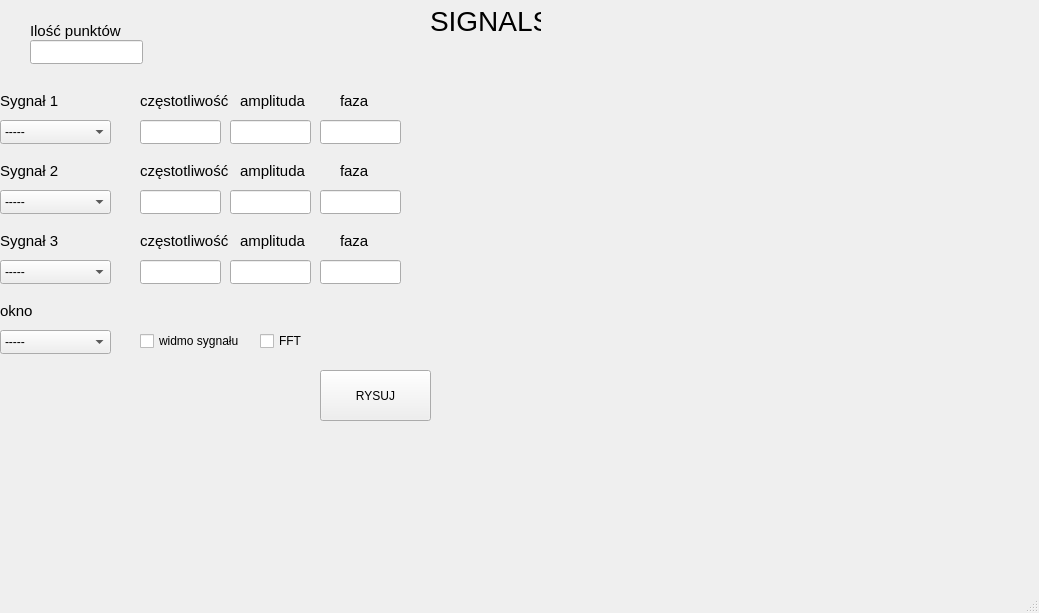
Old version of the form generatesignal.ui in the repository jakobek09/Signals.
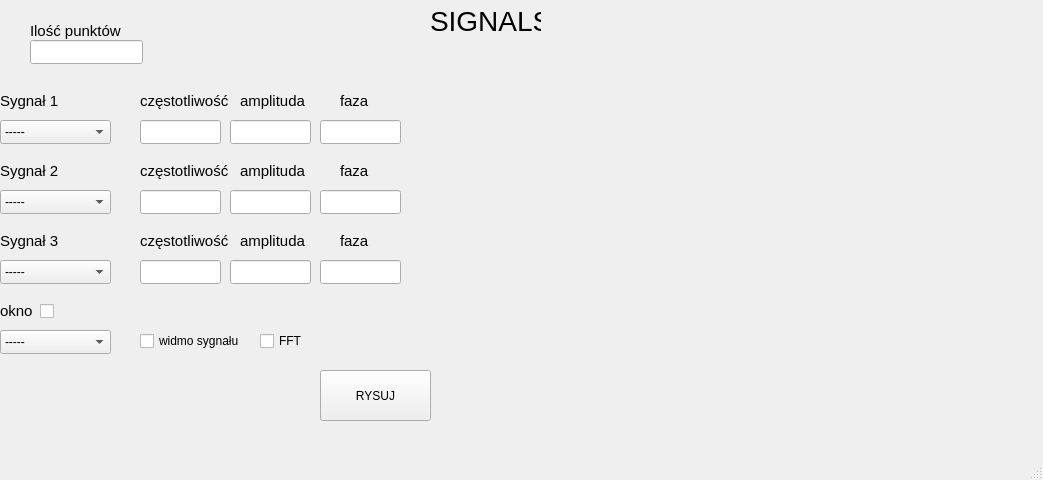
New version of the form. Custom widgets are drawn as their Qt base class.

What changed in the file:
```diff
--- a/generatesignal.ui
+++ b/generatesignal.ui
@@ -6,8 +6,8 @@
    <rect>
     <x>0</x>
     <y>0</y>
-    <width>1039</width>
-    <height>613</height>
+    <width>1043</width>
+    <height>480</height>
    </rect>
   </property>
   <property name="windowTitle">
@@ -597,6 +597,19 @@
      <string>FFT</string>
     </property>
    </widget>
+   <widget class="QCheckBox" name="checkBox_3">
+    <property name="geometry">
+     <rect>
+      <x>40</x>
+      <y>300</y>
+      <width>78</width>
+      <height>22</height>
+     </rect>
+    </property>
+    <property name="text">
+     <string/>
+    </property>
+   </widget>
   </widget>
   <widget class="QMenuBar" name="menubar">
    <property name="geometry">
```
Left out of the diff: 2 changed lines with no effect on the pictures.
